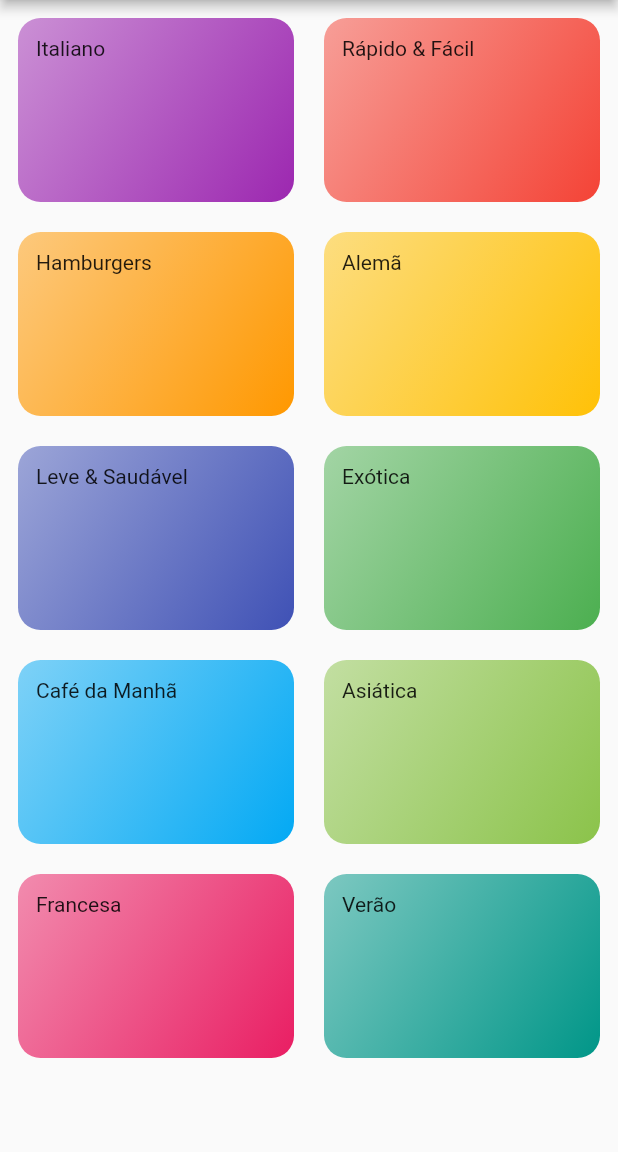
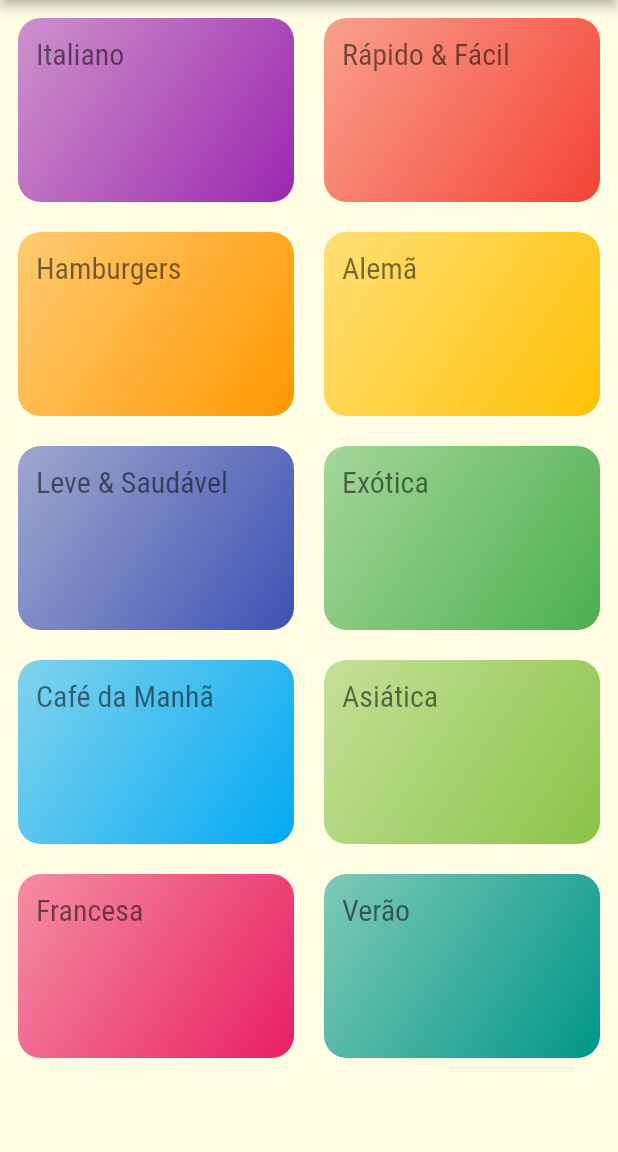
Before and after one commit to danilovalerio/receitas, a Flutter app: the screen it shows after launch, on a phone screen of 412 x 824 dp, the part 84-1236 px from its top. Run offline on Flutter 3.47's test engine with Material 2 defaults, Android fonts, the light colour scheme and no system bars; our stand-ins replace device_preview.

Commit message:
style fonts e style theme Data

```diff
--- a/lib/components/category_item.dart
+++ b/lib/components/category_item.dart
@@ -14,7 +14,10 @@
   Widget build(BuildContext context) {
     return Container(
       padding: EdgeInsets.all(12),
-      child: Text(category.title),
+      child: Text(
+        category.title,
+        style: Theme.of(context).textTheme.caption,
+      ),
       decoration: BoxDecoration(
         borderRadius: BorderRadius.circular(15),
         gradient: LinearGradient(
```
Also changed, not shown: lib/main.dart (+23 -0 lines), pubspec.yaml (+30 -24 lines), assets/fonts/Raleway-Black.ttf (added), assets/fonts/Raleway-Bold.ttf (added), assets/fonts/Raleway-Regular.ttf (added), assets/fonts/RobotoCondensed-Bold.ttf (added), assets/fonts/RobotoCondensed-Italic.ttf (added), assets/fonts/RobotoCondensed-Light.ttf (added), assets/fonts/RobotoCondensed-Regular.ttf (added).
